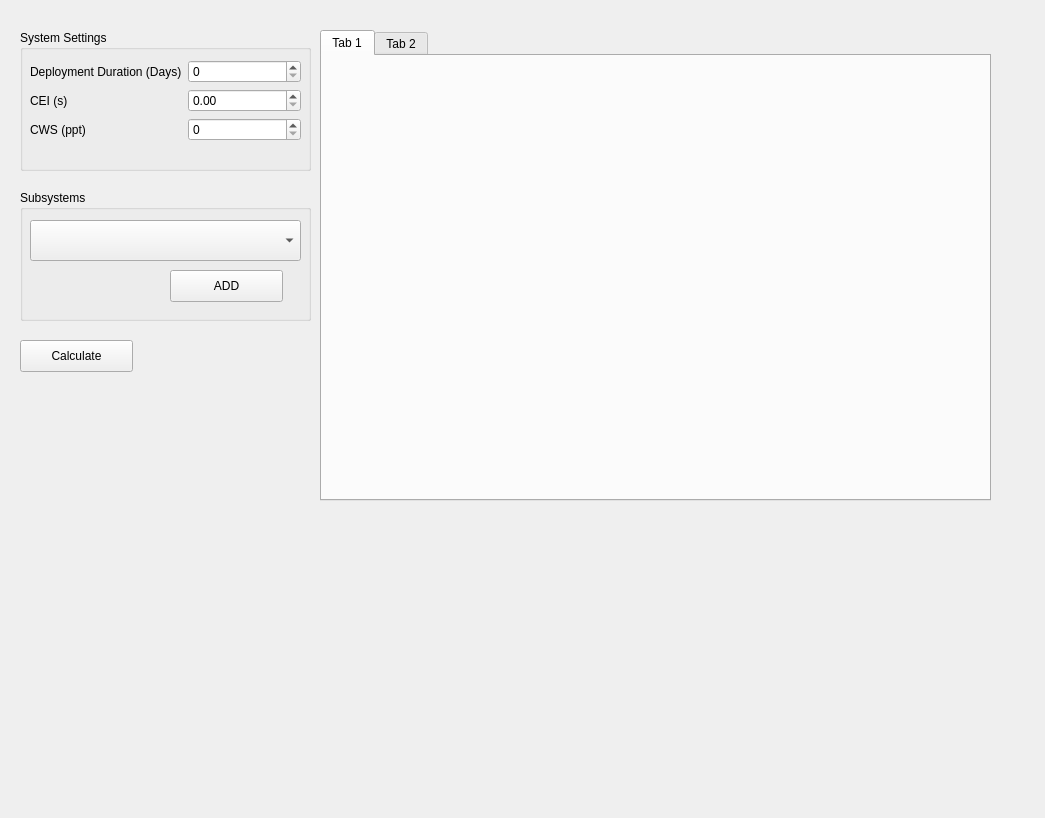
The window that Frontend/qt/Predictor/predictor_view.ui (ricorx7/rti_python) describes before a commit, drawn with Qt 5.
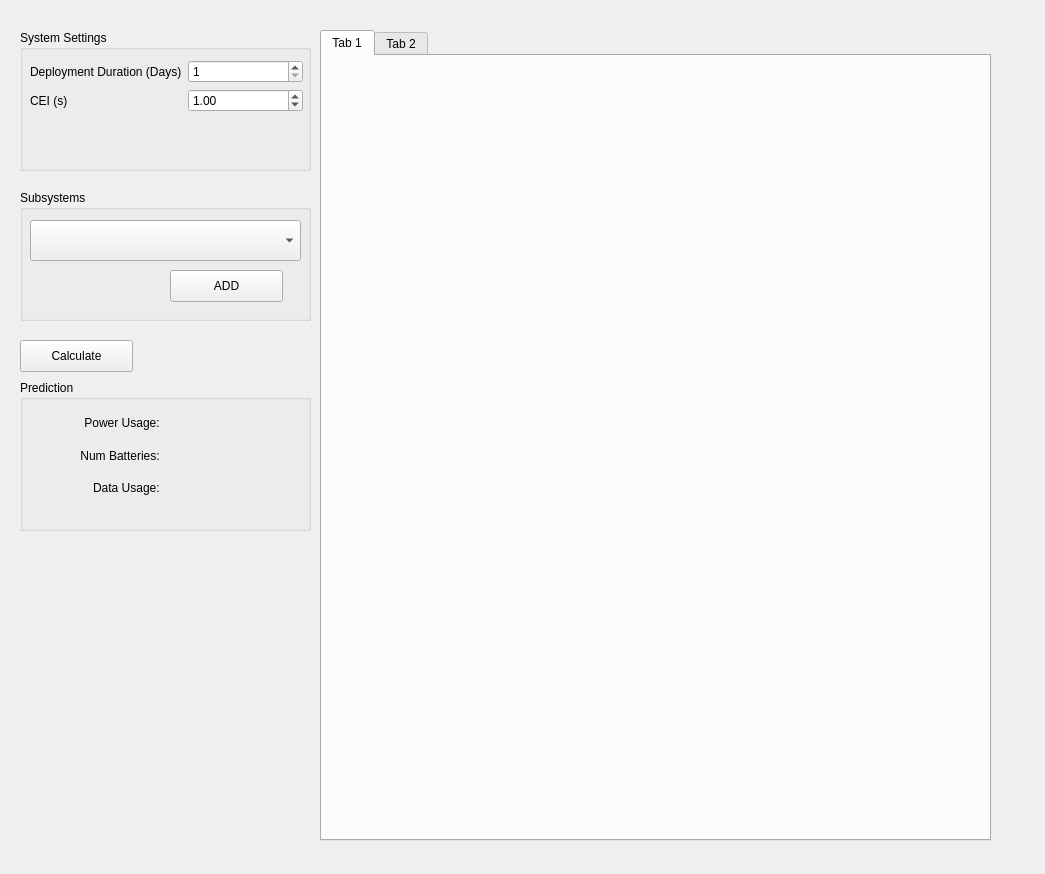
The same window after the commit.

Commit message: Finishing the predictor UI

```diff
--- a/Frontend/qt/Predictor/predictor_view.ui
+++ b/Frontend/qt/Predictor/predictor_view.ui
@@ -7,7 +7,7 @@
     <x>0</x>
     <y>0</y>
     <width>1045</width>
-    <height>818</height>
+    <height>874</height>
    </rect>
   </property>
   <property name="windowTitle">
@@ -31,7 +31,7 @@
       <rect>
        <x>10</x>
        <y>30</y>
-       <width>271</width>
+       <width>273</width>
        <height>94</height>
       </rect>
      </property>
@@ -43,6 +43,16 @@
         </property>
        </widget>
       </item>
+      <item row="0" column="1">
+       <widget class="QSpinBox" name="deploymentDurationSpinBox">
+        <property name="minimum">
+         <number>1</number>
+        </property>
+        <property name="maximum">
+         <number>9999</number>
+        </property>
+       </widget>
+      </item>
       <item row="1" column="0">
        <widget class="QLabel" name="label_2">
         <property name="text">
@@ -51,21 +61,15 @@
        </widget>
       </item>
       <item row="1" column="1">
-       <widget class="QDoubleSpinBox" name="ceiDoubleSpinBox"/>
-      </item>
-      <item row="2" column="0">
-       <widget class="QLabel" name="label_3">
-        <property name="text">
-         <string>CWS (ppt)</string>
+       <widget class="QDoubleSpinBox" name="ceiDoubleSpinBox">
+        <property name="maximum">
+         <double>99999.990000000005239</double>
+        </property>
+        <property name="value">
+         <double>1.000000000000000</double>
         </property>
        </widget>
       </item>
-      <item row="2" column="1">
-       <widget class="QSpinBox" name="cwsSpinBox"/>
-      </item>
-      <item row="0" column="1">
-       <widget class="QSpinBox" name="deploymentDurationspinBox"/>
-      </item>
      </layout>
     </widget>
    </widget>
@@ -114,7 +118,7 @@
       <x>320</x>
       <y>30</y>
       <width>671</width>
-      <height>471</height>
+      <height>811</height>
      </rect>
     </property>
     <property name="currentIndex">
@@ -144,6 +148,88 @@
      <string>Calculate</string>
     </property>
    </widget>
+   <widget class="QGroupBox" name="groupBox_3">
+    <property name="geometry">
+     <rect>
+      <x>20</x>
+      <y>380</y>
+      <width>291</width>
+      <height>151</height>
+     </rect>
+    </property>
+    <property name="title">
+     <string>Prediction</string>
+    </property>
+    <widget class="QWidget" name="layoutWidget">
+     <property name="geometry">
+      <rect>
+       <x>0</x>
+       <y>30</y>
+       <width>291</width>
+       <height>91</height>
+      </rect>
+     </property>
+     <layout class="QGridLayout" name="gridLayout_2">
+      <item row="1" column="1">
+       <widget class="QLabel" name="numBatteriesLabel">
+        <property name="text">
+         <string/>
+        </property>
+       </widget>
+      </item>
+      <item row="2" column="1">
+       <widget class="QLabel" name="dataUsageLabel">
+        <property name="text">
+         <string/>
+        </property>
+       </widget>
+      </item>
+      <item row="1" column="0">
+       <widget class="QLabel" name="label_17">
+        <property name="text">
+         <string>Num Batteries: </string>
+        </property>
+        <property name="alignment">
+         <set>Qt::AlignRight|Qt::AlignTrailing|Qt::AlignVCenter</set>
+        </property>
+       </widget>
+      </item>
+      <item row="0" column="1">
+       <widget class="QLabel" name="powerLabel">
+        <property name="text">
+         <string/>
+        </property>
+       </widget>
+      </item>
+      <item row="0" column="0">
+       <widget class="QLabel" name="label_16">
+        <property name="sizePolicy">
+         <sizepolicy hsizetype="Preferred" vsizetype="Preferred">
+          <horstretch>0</horstretch>
+          <verstretch>0</verstretch>
+         </sizepolicy>
+        </property>
+        <property name="text">
+         <string>Power Usage: </string>
+        </property>
+        <property name="alignment">
+         <set>Qt::AlignRight|Qt::AlignTrailing|Qt::AlignVCenter</set>
+        </property>
+       </widget>
+      </item>
+      <item row="2" column="0">
+       <widget class="QLabel" name="label_29">
+        <property name="text">
+         <string>Data Usage: </string>
+        </property>
+        <property name="alignment">
+         <set>Qt::AlignRight|Qt::AlignTrailing|Qt::AlignVCenter</set>
+        </property>
+       </widget>
+      </item>
+     </layout>
+    </widget>
+   </widget>
   </widget>
  </widget>
  <resources/>
```
The commit also changes 11 other files.
